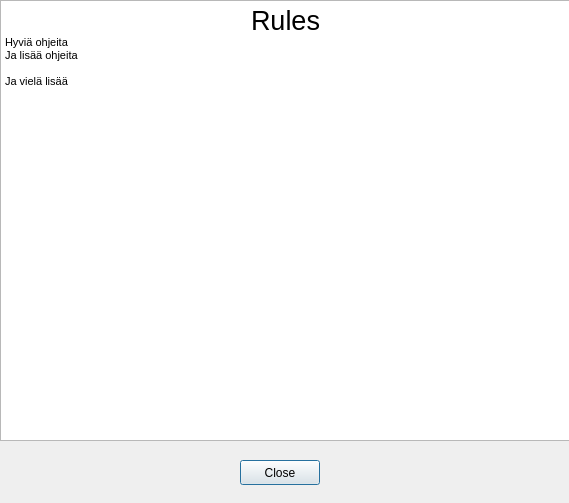
jaakkosd/OhjelmoinninTekniikatProjekti, file Game/ui/rulesdialog.ui: the form before one commit.
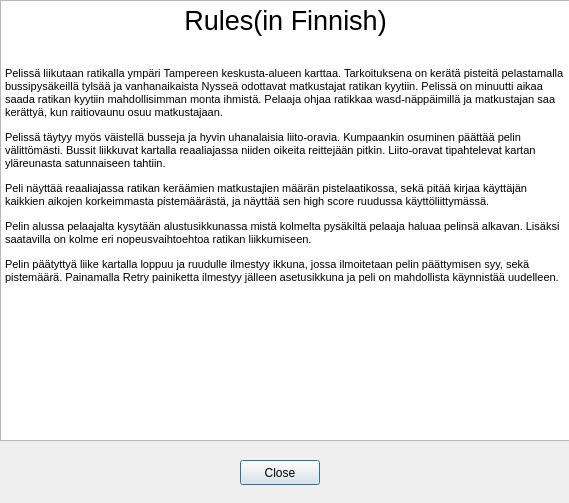
The form after the commit.

Commit message: Add: Add Rules to rulesdialog

What changed in the file:
```diff
--- a/Game/ui/rulesdialog.ui
+++ b/Game/ui/rulesdialog.ui
@@ -27,11 +27,13 @@
 &lt;html&gt;&lt;head&gt;&lt;meta name=&quot;qrichtext&quot; content=&quot;1&quot; /&gt;&lt;style type=&quot;text/css&quot;&gt;
 p, li { white-space: pre-wrap; }
 &lt;/style&gt;&lt;/head&gt;&lt;body style=&quot; font-family:'MS Shell Dlg 2'; font-size:7.8pt; font-weight:400; font-style:normal;&quot;&gt;
-&lt;p align=&quot;center&quot; style=&quot; margin-top:0px; margin-bottom:0px; margin-left:0px; margin-right:0px; -qt-block-indent:0; text-indent:0px;&quot;&gt;&lt;span style=&quot; font-size:20pt;&quot;&gt;Rules&lt;/span&gt;&lt;/p&gt;
-&lt;p style=&quot; margin-top:0px; margin-bottom:0px; margin-left:0px; margin-right:0px; -qt-block-indent:0; text-indent:0px;&quot;&gt;&lt;span style=&quot; font-size:8pt;&quot;&gt;Hyviä ohjeita&lt;/span&gt;&lt;/p&gt;
-&lt;p style=&quot; margin-top:0px; margin-bottom:0px; margin-left:0px; margin-right:0px; -qt-block-indent:0; text-indent:0px;&quot;&gt;&lt;span style=&quot; font-size:8pt;&quot;&gt;Ja lisää ohjeita&lt;/span&gt;&lt;/p&gt;
-&lt;p style=&quot;-qt-paragraph-type:empty; margin-top:0px; margin-bottom:0px; margin-left:0px; margin-right:0px; -qt-block-indent:0; text-indent:0px; font-size:8pt;&quot;&gt;&lt;br /&gt;&lt;/p&gt;
-&lt;p style=&quot; margin-top:0px; margin-bottom:0px; margin-left:0px; margin-right:0px; -qt-block-indent:0; text-indent:0px;&quot;&gt;&lt;span style=&quot; font-size:8pt;&quot;&gt;Ja vielä lisää&lt;/span&gt;&lt;/p&gt;&lt;/body&gt;&lt;/html&gt;</string>
+&lt;p align=&quot;center&quot; style=&quot; margin-top:0px; margin-bottom:0px; margin-left:0px; margin-right:0px; -qt-block-indent:0; text-indent:0px;&quot;&gt;&lt;span style=&quot; font-size:20pt;&quot;&gt;Rules(in Finnish)&lt;/span&gt;&lt;/p&gt;
+&lt;p align=&quot;center&quot; style=&quot;-qt-paragraph-type:empty; margin-top:0px; margin-bottom:0px; margin-left:0px; margin-right:0px; -qt-block-indent:0; text-indent:0px; font-size:20pt;&quot;&gt;&lt;br /&gt;&lt;/p&gt;
+&lt;p style=&quot; margin-top:0px; margin-bottom:0px; margin-left:0px; margin-right:0px; -qt-block-indent:0; text-indent:0px;&quot;&gt;&lt;span style=&quot; font-size:8pt;&quot;&gt;Pelissä liikutaan ratikalla ympäri Tampereen keskusta-alueen karttaa. Tarkoituksena on kerätä pisteitä pelastamalla bussipysäkeillä tylsää ja vanhanaikaista Nysseä odottavat matkustajat ratikan kyytiin. Pelissä on minuutti aikaa saada ratikan kyytiin mahdollisimman monta ihmistä. Pelaaja ohjaa ratikkaa wasd-näppäimillä ja matkustajan saa kerättyä, kun raitiovaunu osuu matkustajaan. &lt;/span&gt;&lt;/p&gt;
+&lt;p style=&quot; margin-top:12px; margin-bottom:12px; margin-left:0px; margin-right:0px; -qt-block-indent:0; text-indent:0px;&quot;&gt;&lt;span style=&quot; font-size:8pt;&quot;&gt;Pelissä täytyy myös väistellä busseja ja hyvin uhanalaisia liito-oravia. Kumpaankin osuminen päättää pelin välittömästi. Bussit liikkuvat kartalla reaaliajassa niiden oikeita reittejään pitkin. Liito-oravat tipahtelevat kartan yläreunasta satunnaiseen tahtiin. &lt;/span&gt;&lt;/p&gt;
+&lt;p style=&quot; margin-top:12px; margin-bottom:12px; margin-left:0px; margin-right:0px; -qt-block-indent:0; text-indent:0px;&quot;&gt;&lt;span style=&quot; font-size:8pt;&quot;&gt;Peli näyttää reaaliajassa ratikan keräämien matkustajien määrän pistelaatikossa, sekä pitää kirjaa käyttäjän kaikkien aikojen korkeimmasta pistemäärästä, ja näyttää sen high score ruudussa käyttöliittymässä. &lt;/span&gt;&lt;/p&gt;
+&lt;p style=&quot; margin-top:12px; margin-bottom:12px; margin-left:0px; margin-right:0px; -qt-block-indent:0; text-indent:0px;&quot;&gt;&lt;span style=&quot; font-size:8pt;&quot;&gt;Pelin alussa pelaajalta kysytään alustusikkunassa mistä kolmelta pysäkiltä pelaaja haluaa pelinsä alkavan. Lisäksi saatavilla on kolme eri nopeusvaihtoehtoa ratikan liikkumiseen. &lt;/span&gt;&lt;/p&gt;
+&lt;p style=&quot; margin-top:12px; margin-bottom:12px; margin-left:0px; margin-right:0px; -qt-block-indent:0; text-indent:0px;&quot;&gt;&lt;span style=&quot; font-size:8pt;&quot;&gt;Pelin päätyttyä liike kartalla loppuu ja ruudulle ilmestyy ikkuna, jossa ilmoitetaan pelin päättymisen syy, sekä pistemäärä. Painamalla Retry painiketta ilmestyy jälleen asetusikkuna ja peli on mahdollista käynnistää uudelleen. &lt;/span&gt;&lt;/p&gt;&lt;/body&gt;&lt;/html&gt;</string>
    </property>
   </widget>
   <widget class="QPushButton" name="closePushButton">
```
